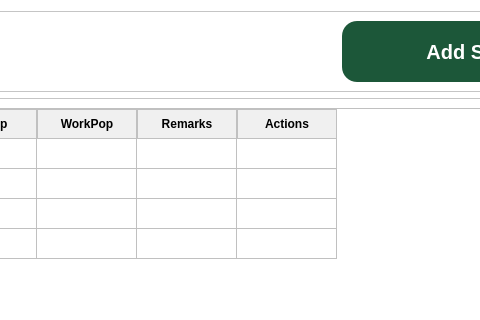
Before: the Qt Designer form FE/entityManagementShelter.ui in Lucianono/ShelterAlloc_Thesis, drawn with Qt 5; both pictures show x 556 to 1036 and y 0 to 320 of the 1200 by 750 pixel window.
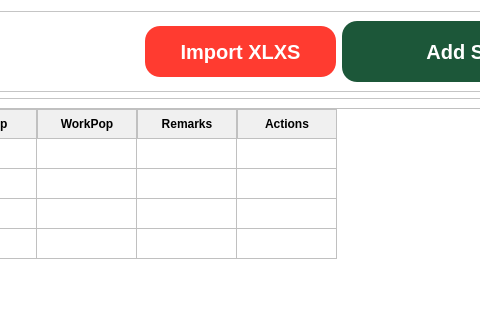
After: the same form once the commit is applied. Icons and pictures are not drawn.

Commit message: feat: added import button on entmanshel

Diff of the .ui file:
```diff
--- a/FE/entityManagementShelter.ui
+++ b/FE/entityManagementShelter.ui
@@ -84,6 +84,59 @@
         </property>
        </spacer>
       </item>
+      <item>
+       <widget class="QPushButton" name="ms_import_btn">
+        <property name="sizePolicy">
+         <sizepolicy hsizetype="Minimum" vsizetype="Fixed">
+          <horstretch>0</horstretch>
+          <verstretch>0</verstretch>
+         </sizepolicy>
+        </property>
+        <property name="minimumSize">
+         <size>
+          <width>191</width>
+          <height>51</height>
+         </size>
+        </property>
+        <property name="maximumSize">
+         <size>
+          <width>191</width>
+          <height>51</height>
+         </size>
+        </property>
+        <property name="font">
+         <font>
+          <pointsize>15</pointsize>
+          <weight>75</weight>
+          <bold>true</bold>
+         </font>
+        </property>
+        <property name="cursor">
+         <cursorShape>PointingHandCursor</cursorShape>
+        </property>
+        <property name="styleSheet">
+         <string notr="true">QPushButton {
+    background-color: #FF3B30;
+    color: white;
+    padding: 5px;
+    border: none;
+    border-radius: 15px;
+}
+
+QPushButton:hover {
+    background-color: #FF5A4D;
+}
+
+QPushButton:pressed {
+    background-color: #E63946;
+}
+</string>
+        </property>
+        <property name="text">
+         <string>Import XLXS</string>
+        </property>
+       </widget>
+      </item>
       <item>
        <widget class="QPushButton" name="ms_add_shelter_btn">
         <property name="minimumSize">
```
The commit also changes 4 other files.
